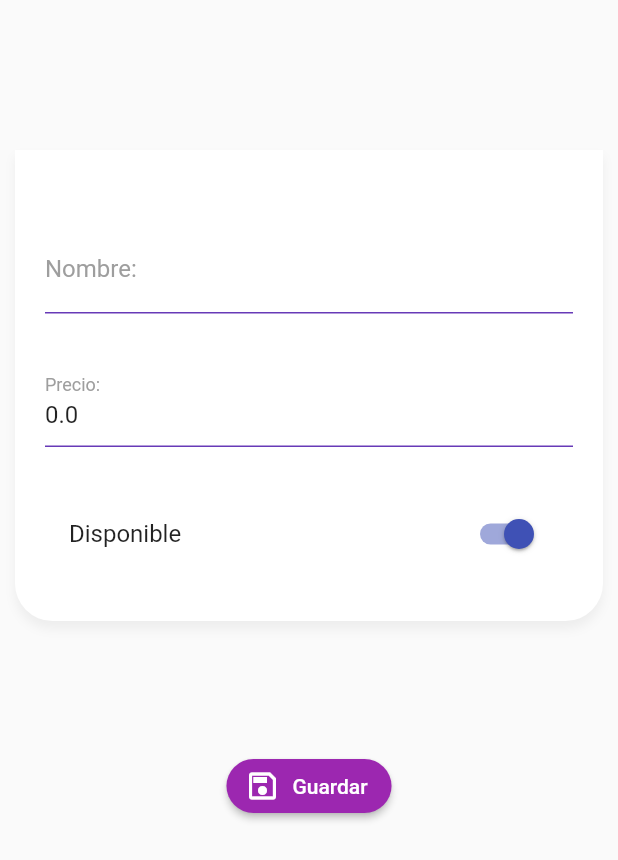
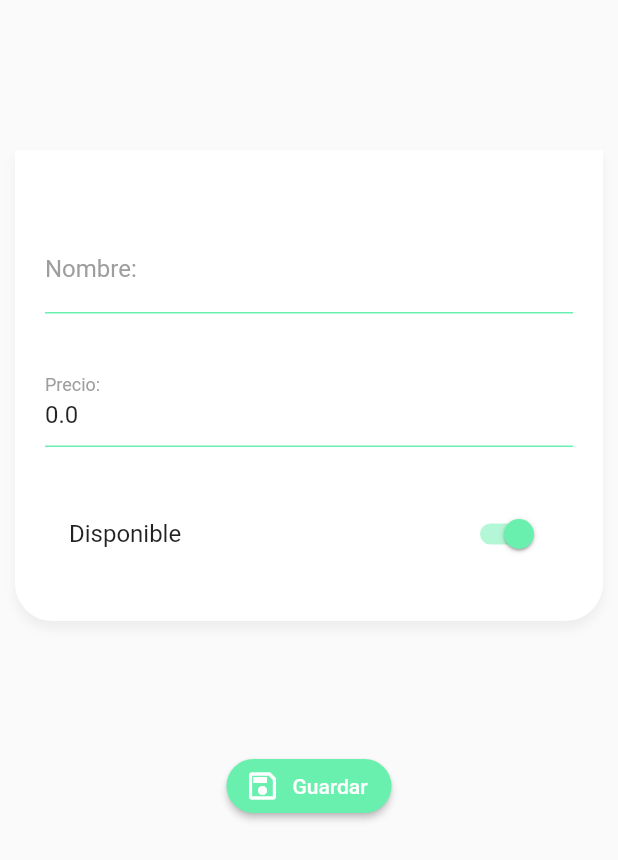
Before and after one commit to alejandroobregoon/productos-servicios, a Flutter app: the screen it shows after launch, after a tap on the "add" icon, on a phone screen of 412 x 824 dp. Shown: the top 860 px of the screen. Run offline on Flutter 3.47's test engine with Material 2 defaults, Android fonts, the phone set to English and light mode, and no system bars; network calls fail.

Commit message:
El Aplicativo Crea-Lista-Elimina

```diff
--- a/lib/pages/home_page.dart
+++ b/lib/pages/home_page.dart
@@ -13,9 +13,13 @@ class HomePage extends StatelessWidget {
 
     return Scaffold(
       appBar: AppBar(
-        title: Text('Home Page'),
+        title: const Text('Productos', style: TextStyle(color: Colors.black)),
+        backgroundColor: Colors.greenAccent,
       ),
-      body: ListView.builder(
+
+      body: Padding(
+        padding: EdgeInsets.only(top: 13),
+        child: ListView.builder(
             itemCount: productsService.productos.length,
             itemBuilder: ( BuildContext context, int index ) => GestureDetector(
               onTap: () {
@@ -23,10 +27,21 @@ class HomePage extends StatelessWidget {
                 productsService.selectedProduct = productsService.productos[index].copy();
 
               },
+              child: Dismissible(
+                key: UniqueKey(),
+                background: Container(
+                  color: Colors.redAccent,
+                  child: Icon(Icons.delete),
+                ),
+                onDismissed: (direccion){
+                  productsService.deleteProduct(productsService.productos[index]);
+                },
                 child: ProductCard(
                   product: productsService.productos[index],
                 ),
+              ),
             )
+        ),
       ),
       ////
       floatingActionButton: _crearBoton(context),
@@ -35,8 +50,9 @@ class HomePage extends StatelessWidget {
 
   _crearBoton(BuildContext context) {
     return FloatingActionButton(
+      backgroundColor: Colors.greenAccent,
       child: const Icon(Icons.add),
-      onPressed: () => Navigator.pushNamed(context, 'producto'),
+      onPressed: () => Navigator.pushNamed(context, 'producto', arguments: ProductsService()),
     );
   }
 
--- a/lib/pages/producto_page.dart
+++ b/lib/pages/producto_page.dart
@@ -58,7 +58,7 @@ class _ProductScreenBody extends StatelessWidget {
                           : Icon(Icons.save_outlined),
                     label: Text('Guardar'),
                     style: ElevatedButton.styleFrom(
-                        backgroundColor: Colors.purple,
+                        backgroundColor: Colors.greenAccent,
                         shape: RoundedRectangleBorder(
                             borderRadius: BorderRadius.circular(20.0))))),
           ],
@@ -118,7 +118,7 @@ class _ProductForm extends StatelessWidget {
               SwitchListTile.adaptive(
                   value: product.disponible,
                   title: Text('Disponible'),
-                  activeColor: Colors.indigo,
+                  activeColor: Colors.greenAccent,
                   onChanged: productForm.updateAvailability),
               SizedBox(height: 30)
             ],
--- a/lib/ui/input_decorations.dart
+++ b/lib/ui/input_decorations.dart
@@ -11,12 +11,12 @@ class InputDecorations {
     return InputDecoration(
         enabledBorder: UnderlineInputBorder(
           borderSide: BorderSide(
-            color: Colors.deepPurple
+            color: Colors.greenAccent
           ),
         ),
         focusedBorder: UnderlineInputBorder(
           borderSide: BorderSide(
-            color: Colors.deepPurple,
+            color: Colors.greenAccent,
             width: 2
           )
         ),
@@ -26,7 +26,7 @@ class InputDecorations {
           color: Colors.grey
         ),
         prefixIcon: prefixIcon != null
-          ? Icon( prefixIcon, color: Colors.deepPurple )
+          ? Icon( prefixIcon, color: Colors.greenAccent )
           : null
       );
   }
```
Also changed, not shown: lib/services/products_service.dart (+8 -1 lines), lib/widgets/product_card.dart (+59 -82 lines). Lines whose indentation alone changed are shown as unchanged.
